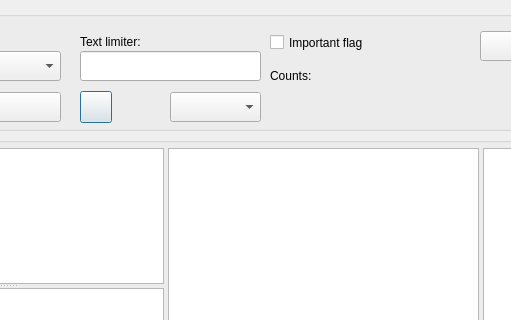
Before: the Qt Designer form GUI_UIs/ui_dialog_report_codings.ui in ccbogel/QualCoder, drawn with Qt 5; both pictures show x 171 to 682 and y 0 to 320 of the 989 by 580 pixel window.
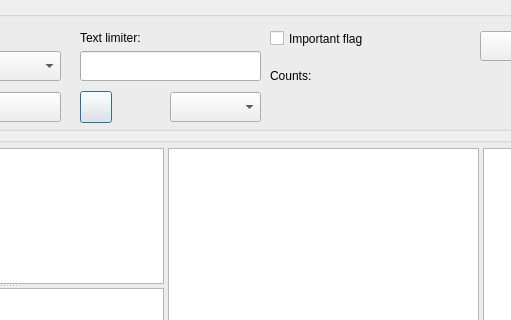
After: the same form once the commit is applied.

Patch:
```diff
--- a/GUI_UIs/ui_dialog_report_codings.ui
+++ b/GUI_UIs/ui_dialog_report_codings.ui
@@ -54,9 +54,9 @@
       <property name="geometry">
        <rect>
         <x>240</x>
-        <y>20</y>
+        <y>17</y>
         <width>171</width>
-        <height>21</height>
+        <height>20</height>
        </rect>
       </property>
       <property name="text">
@@ -246,7 +246,7 @@
       <property name="geometry">
        <rect>
         <x>430</x>
-        <y>20</y>
+        <y>16</y>
         <width>161</width>
         <height>23</height>
        </rect>
```
